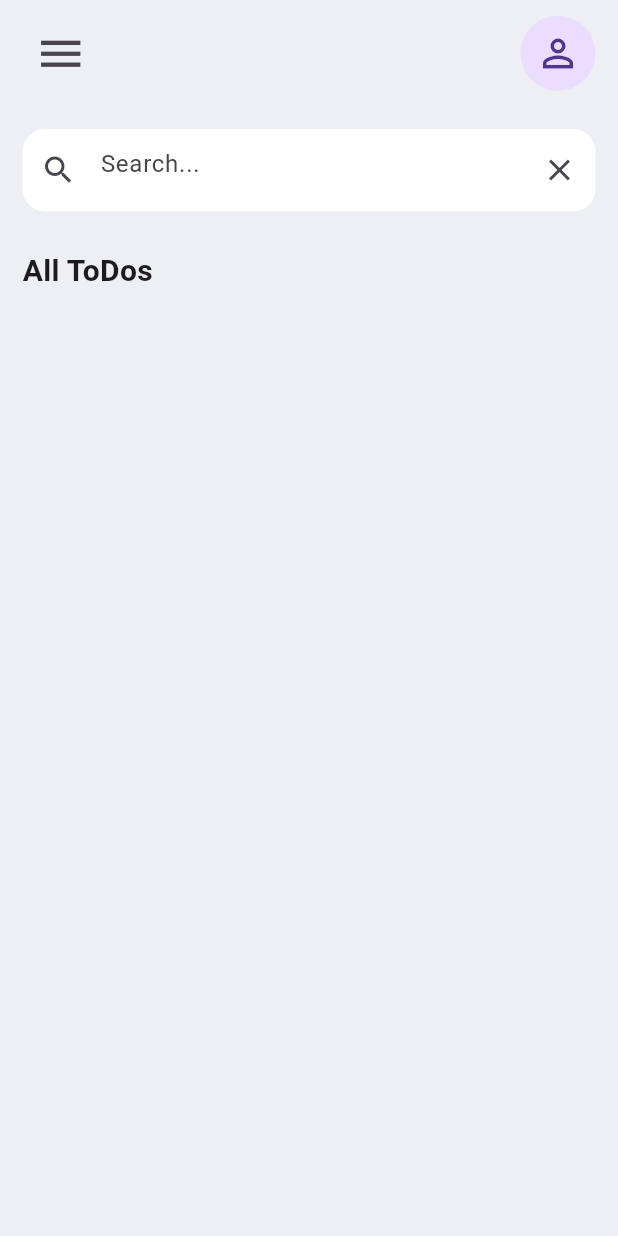
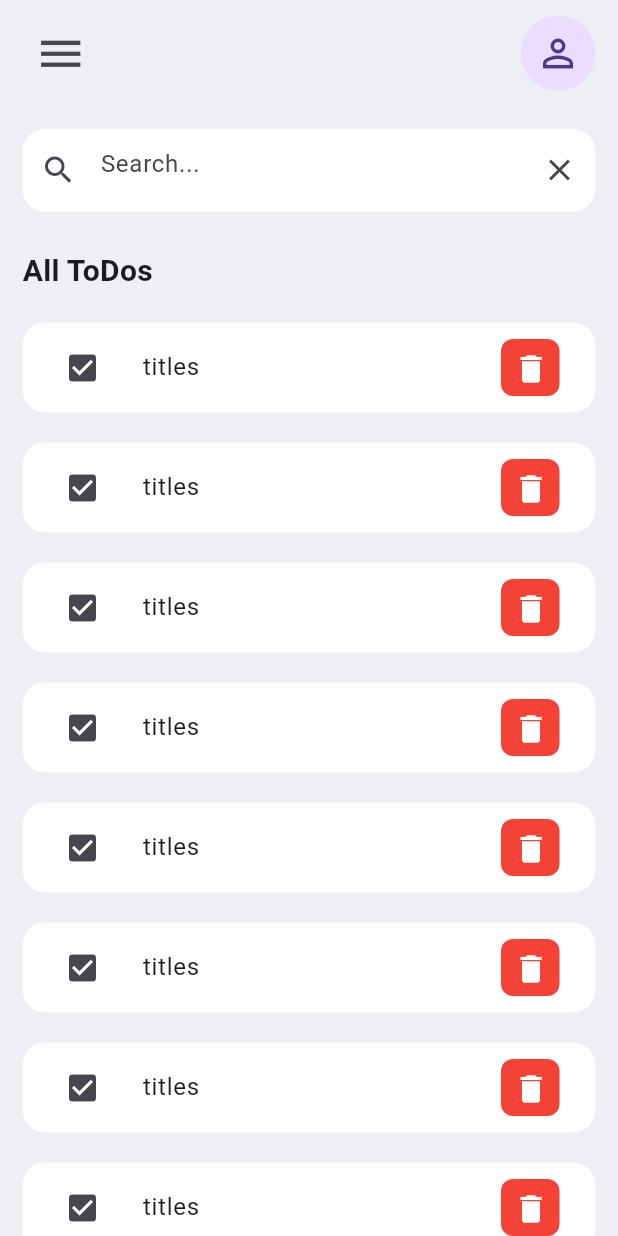
Before and after one commit to safvansafvan/Todo-app, a Flutter app: the screen it shows after launch, on a phone screen of 412 x 824 dp. Run offline on Flutter 3.47's test engine with Material 2 defaults, Android fonts, the phone set to English and light mode, and no system bars.

Commit message:
todo listview container added

```diff
--- a/lib/view/constent/colors.dart
+++ b/lib/constent/colors.dart
@@ -2,3 +2,4 @@ import 'package:flutter/material.dart';
 
 const Color kbackground = Color(0xFFEEEFF5);
 const Color kwhite = Colors.white;
+const Color kred = Colors.red;
--- a/lib/view/home.dart
+++ b/lib/view/home.dart
@@ -1,54 +1,20 @@
 import 'package:flutter/material.dart';
-import 'package:todo/view/constent/colors.dart';
+import 'package:todo/constent/colors.dart';
+import 'package:todo/view/widgets/app_bar.dart';
 
 class HomeScreen extends StatelessWidget {
   const HomeScreen({super.key});
 
   @override
   Widget build(BuildContext context) {
+    ScrollController? scrollController;
     return Scaffold(
       backgroundColor: kbackground,
       body: SafeArea(
-        child: ListView(
+        child: Column(
+          crossAxisAlignment: CrossAxisAlignment.start,
           children: [
-            Padding(
-              padding:
-                  const EdgeInsets.symmetric(horizontal: 15.0, vertical: 10),
-              child: Row(
-                mainAxisAlignment: MainAxisAlignment.spaceBetween,
-                children: [
-                  IconButton(
-                      onPressed: () {}, icon: const Icon(Icons.menu, size: 35)),
-                  const CircleAvatar(
-                    radius: 25,
-                    child: Icon(Icons.person_outline, size: 30),
-                  )
-                ],
-              ),
-            ),
-            Padding(
-              padding: const EdgeInsets.symmetric(horizontal: 15, vertical: 15),
-              child: Container(
-                height: 55,
-                width: double.infinity,
-                decoration: BoxDecoration(
-                    color: kwhite, borderRadius: BorderRadius.circular(15)),
-                child: Center(
-                  child: TextField(
-                    decoration: InputDecoration(
-                      hintText: 'Search...',
-                      prefixIcon: const Icon(Icons.search),
-                      suffixIcon: IconButton(
-                          onPressed: () {}, icon: const Icon(Icons.close)),
-                      focusedBorder: InputBorder.none,
-                      enabledBorder: InputBorder.none,
-                      border:
-                          const OutlineInputBorder(borderSide: BorderSide.none),
-                    ),
-                  ),
-                ),
-              ),
-            ),
+            const AppBarHome(),
             Container(
               margin: const EdgeInsets.symmetric(horizontal: 15, vertical: 10),
               child: const Text(
@@ -56,6 +22,43 @@ class HomeScreen extends StatelessWidget {
                 style: TextStyle(fontSize: 20, fontWeight: FontWeight.bold),
               ),
             ),
+            Expanded(
+              child: ListView.builder(
+                  controller: scrollController,
+                  scrollDirection: Axis.vertical,
+                  shrinkWrap: true,
+                  itemBuilder: (context, index) {
+                    return Container(
+                      height: 60,
+                      margin: const EdgeInsets.symmetric(
+                          horizontal: 15, vertical: 10),
+                      decoration: BoxDecoration(
+                          color: kwhite,
+                          borderRadius: BorderRadius.circular(15)),
+                      child: Center(
+                        child: ListTile(
+                          leading: IconButton(
+                              onPressed: () {}, icon: Icon(Icons.check_box)),
+                          title: const Text('titles'),
+                          trailing: Container(
+                            height: 38,
+                            width: 39,
+                            decoration: BoxDecoration(
+                                color: kred,
+                                borderRadius: BorderRadius.circular(8)),
+                            child: IconButton(
+                                onPressed: () {},
+                                icon: const Icon(
+                                  Icons.delete,
+                                  color: kwhite,
+                                )),
+                          ),
+                        ),
+                      ),
+                    );
+                  },
+                  itemCount: 10),
+            )
           ],
         ),
       ),
--- /dev/null
+++ b/lib/view/widgets/app_bar.dart
@@ -0,0 +1,50 @@
+import 'package:flutter/material.dart';
+import 'package:todo/constent/colors.dart';
+
+class AppBarHome extends StatelessWidget {
+  const AppBarHome({super.key});
+
+  @override
+  Widget build(BuildContext context) {
+    return Column(
+      children: [
+        Padding(
+          padding: const EdgeInsets.symmetric(horizontal: 15.0, vertical: 10),
+          child: Row(
+            mainAxisAlignment: MainAxisAlignment.spaceBetween,
+            children: [
+              IconButton(
+                  onPressed: () {}, icon: const Icon(Icons.menu, size: 35)),
+              const CircleAvatar(
+                radius: 25,
+                child: Icon(Icons.person_outline, size: 30),
+              )
+            ],
+          ),
+        ),
+        Padding(
+          padding: const EdgeInsets.symmetric(horizontal: 15, vertical: 15),
+          child: Container(
+            height: 55,
+            width: double.infinity,
+            decoration: BoxDecoration(
+                color: kwhite, borderRadius: BorderRadius.circular(15)),
+            child: Center(
+              child: TextField(
+                decoration: InputDecoration(
+                  hintText: 'Search...',
+                  prefixIcon: const Icon(Icons.search),
+                  suffixIcon: IconButton(
+                      onPressed: () {}, icon: const Icon(Icons.close)),
+                  focusedBorder: InputBorder.none,
+                  enabledBorder: InputBorder.none,
+                  border: const OutlineInputBorder(borderSide: BorderSide.none),
+                ),
+              ),
+            ),
+          ),
+        ),
+      ],
+    );
+  }
+}
```
